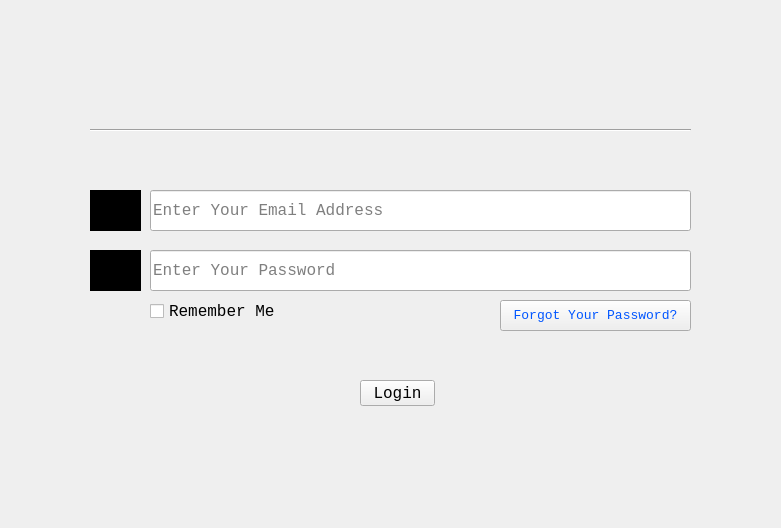
This is LoginUI.ui in ASNaeem/Simple-VCMS as Qt 5 draws it before an edit. The edited form follows.
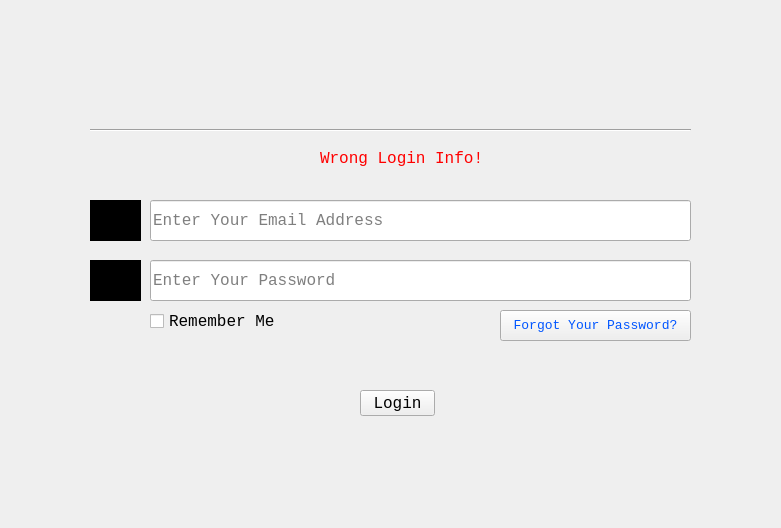
This is the edited form. Icons and pictures are not drawn.

The edit to the form file:
```diff
--- a/LoginUI.ui
+++ b/LoginUI.ui
@@ -24,7 +24,7 @@
     <property name="geometry">
      <rect>
       <x>90</x>
-      <y>190</y>
+      <y>200</y>
       <width>51</width>
       <height>41</height>
      </rect>
@@ -47,7 +47,7 @@
     <property name="geometry">
      <rect>
       <x>90</x>
-      <y>250</y>
+      <y>260</y>
       <width>51</width>
       <height>41</height>
      </rect>
@@ -70,7 +70,7 @@
     <property name="geometry">
      <rect>
       <x>150</x>
-      <y>190</y>
+      <y>200</y>
       <width>541</width>
       <height>41</height>
      </rect>
@@ -95,7 +95,7 @@
     <property name="geometry">
      <rect>
       <x>150</x>
-      <y>250</y>
+      <y>260</y>
       <width>541</width>
       <height>41</height>
      </rect>
@@ -150,7 +150,7 @@
     <property name="geometry">
      <rect>
       <x>150</x>
-      <y>300</y>
+      <y>310</y>
       <width>133</width>
       <height>22</height>
      </rect>
@@ -169,7 +169,7 @@
     <property name="geometry">
      <rect>
       <x>500</x>
-      <y>300</y>
+      <y>310</y>
       <width>191</width>
       <height>31</height>
      </rect>
@@ -195,7 +195,7 @@
     <property name="geometry">
      <rect>
       <x>360</x>
-      <y>380</y>
+      <y>390</y>
       <width>75</width>
       <height>26</height>
      </rect>
@@ -223,6 +223,22 @@
      <enum>Qt::Horizontal</enum>
     </property>
    </widget>
+   <widget class="QLabel" name="wrong_login">
+    <property name="geometry">
+     <rect>
+      <x>320</x>
+      <y>150</y>
+      <width>171</width>
+      <height>16</height>
+     </rect>
+    </property>
+    <property name="styleSheet">
+     <string notr="true">color: rgb(255, 0, 0);</string>
+    </property>
+    <property name="text">
+     <string>Wrong Login Info!</string>
+    </property>
+   </widget>
   </widget>
  </widget>
  <resources>
```
